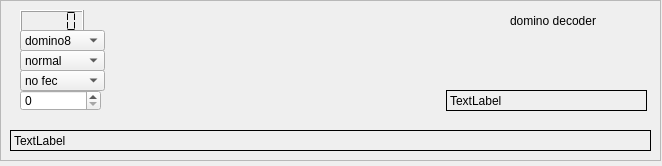
Qt form swreceiver/plugins/decoders/domino-decoder/widget.ui (JvanKatwijk/sdr-j-sw) before a commit.
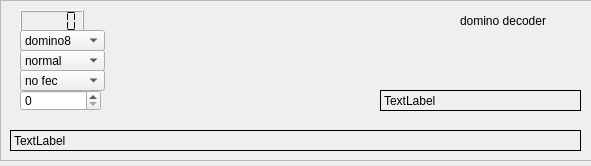
The same form after that commit.

```diff
--- a/swreceiver/plugins/decoders/domino-decoder/widget.ui
+++ b/swreceiver/plugins/decoders/domino-decoder/widget.ui
@@ -6,7 +6,7 @@
    <rect>
     <x>0</x>
     <y>0</y>
-    <width>662</width>
+    <width>591</width>
     <height>166</height>
    </rect>
   </property>
@@ -31,7 +31,7 @@
    <widget class="QLabel" name="label">
     <property name="geometry">
      <rect>
-      <x>510</x>
+      <x>460</x>
       <y>10</y>
       <width>131</width>
       <height>21</height>
@@ -149,7 +149,7 @@
      <rect>
       <x>10</x>
       <y>130</y>
-      <width>641</width>
+      <width>571</width>
       <height>21</height>
      </rect>
     </property>
@@ -163,7 +163,7 @@
    <widget class="QLabel" name="dominotextBox2">
     <property name="geometry">
      <rect>
-      <x>446</x>
+      <x>380</x>
       <y>90</y>
       <width>201</width>
       <height>21</height>
```
